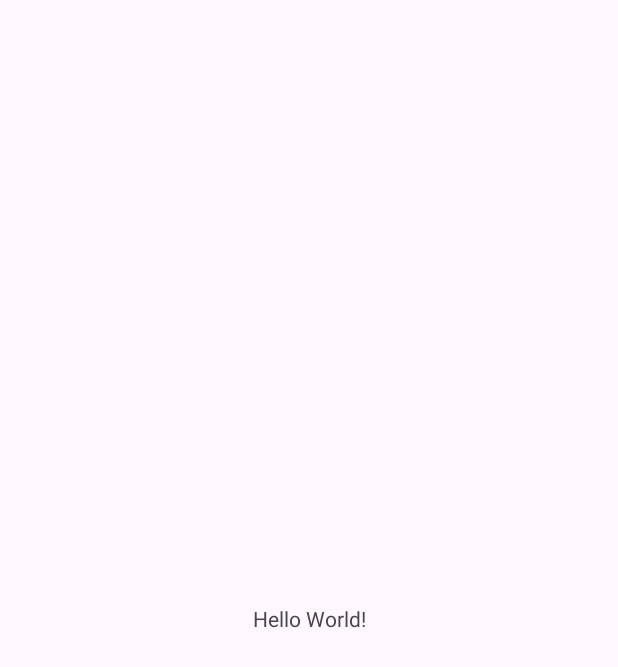
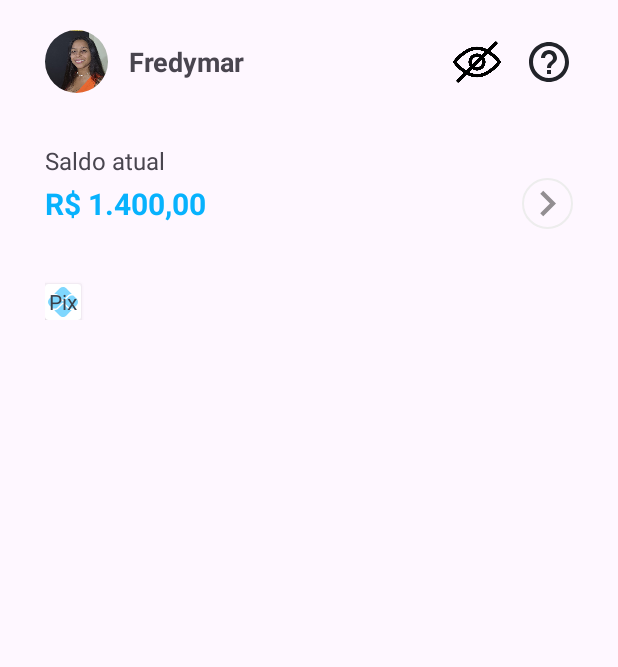
Before and after one commit to FredymarLeon/DESAFIO-EXTRA-KOTLIN-PARA-ANDROID, an Android app: the screen it shows after launch (MainActivity), on a phone screen of 412 x 824 dp. Before the commit the part shown is almost empty. Shown: the top 667 px of the screen. Run offline under Robolectric (Android 15) with nearby library versions, the phone set to English and light mode, and no system bars.

Commit message:
Implementação de navigation: importação de deoendencias, nav_graph.xml, FragmentContainerView na activity_main.xml.
Construção de layot home: foto de usuário, nome usuário, icones visivel/invisivel, icone ajuda, saldo atual.

```diff
--- a/app/src/main/java/com/fleon/clonedoaplicativodobancopan/fragments/HomeFragment.kt
+++ b/app/src/main/java/com/fleon/clonedoaplicativodobancopan/fragments/HomeFragment.kt
@@ -6,15 +6,11 @@ import android.view.LayoutInflater
 import android.view.View
 import android.view.ViewGroup
 import com.fleon.clonedoaplicativodobancopan.R
+import com.fleon.clonedoaplicativodobancopan.databinding.FragmentHomeBinding
 
-class HomeFragment : Fragment() {
+class HomeFragment : Fragment(R.layout.fragment_home) {
 
-    override fun onCreate(savedInstanceState: Bundle?) {
-        super.onCreate(savedInstanceState)
-        arguments?.let {
 
-        }
-    }
 
     override fun onCreateView(
         inflater: LayoutInflater, container: ViewGroup?,
--- a/app/src/main/res/drawable/baseline_disabled_visible_24.xml
+++ /dev/null
@@ -1,5 +0,0 @@
-<vector xmlns:android="http://schemas.android.com/apk/res/android" android:height="24dp" android:tint="#000000" android:viewportHeight="24" android:viewportWidth="24" android:width="24dp">
-
-    <path android:fillColor="@android:color/white" android:pathData="M21.99,12.34C22,12.23 22,12.11 22,12c0,-5.52 -4.48,-10 -10,-10S2,6.48 2,12c0,5.17 3.93,9.43 8.96,9.95c-0.93,-0.73 -1.72,-1.64 -2.32,-2.68C5.9,18 4,15.22 4,12c0,-1.85 0.63,-3.55 1.69,-4.9l5.66,5.66c0.56,-0.4 1.17,-0.73 1.82,-1L7.1,5.69C8.45,4.63 10.15,4 12,4c4.24,0 7.7,3.29 7.98,7.45C20.69,11.67 21.37,11.97 21.99,12.34zM17,13c-3.18,0 -5.9,1.87 -7,4.5c1.1,2.63 3.82,4.5 7,4.5s5.9,-1.87 7,-4.5C22.9,14.87 20.18,13 17,13zM17,20c-1.38,0 -2.5,-1.12 -2.5,-2.5c0,-1.38 1.12,-2.5 2.5,-2.5s2.5,1.12 2.5,2.5C19.5,18.88 18.38,20 17,20zM18.5,17.5c0,0.83 -0.67,1.5 -1.5,1.5s-1.5,-0.67 -1.5,-1.5c0,-0.83 0.67,-1.5 1.5,-1.5S18.5,16.67 18.5,17.5z"/>
-
-</vector>
--- a/app/src/main/res/drawable/baseline_help_outline_24.xml
+++ b/app/src/main/res/drawable/baseline_help_outline_24.xml
@@ -1,5 +1,5 @@
-<vector xmlns:android="http://schemas.android.com/apk/res/android" android:autoMirrored="true" android:height="24dp" android:tint="#000000" android:viewportHeight="24" android:viewportWidth="24" android:width="24dp">
+<vector xmlns:android="http://schemas.android.com/apk/res/android" android:autoMirrored="true" android:height="24dp" android:tint="#22242A" android:viewportHeight="24" android:viewportWidth="24" android:width="24dp">
 
-    <path android:fillColor="@android:color/white" android:pathData="M11,18h2v-2h-2v2zM12,2C6.48,2 2,6.48 2,12s4.48,10 10,10 10,-4.48 10,-10S17.52,2 12,2zM12,20c-4.41,0 -8,-3.59 -8,-8s3.59,-8 8,-8 8,3.59 8,8 -3.59,8 -8,8zM12,6c-2.21,0 -4,1.79 -4,4h2c0,-1.1 0.9,-2 2,-2s2,0.9 2,2c0,2 -3,1.75 -3,5h2c0,-2.25 3,-2.5 3,-5 0,-2.21 -1.79,-4 -4,-4z"/>
+    <path android:fillColor="@color/gray1" android:pathData="M11,18h2v-2h-2v2zM12,2C6.48,2 2,6.48 2,12s4.48,10 10,10 10,-4.48 10,-10S17.52,2 12,2zM12,20c-4.41,0 -8,-3.59 -8,-8s3.59,-8 8,-8 8,3.59 8,8 -3.59,8 -8,8zM12,6c-2.21,0 -4,1.79 -4,4h2c0,-1.1 0.9,-2 2,-2s2,0.9 2,2c0,2 -3,1.75 -3,5h2c0,-2.25 3,-2.5 3,-5 0,-2.21 -1.79,-4 -4,-4z"/>
 
 </vector>
--- /dev/null
+++ b/app/src/main/res/drawable/baseline_keyboard_arrow_right_24.xml
@@ -0,0 +1,5 @@
+<vector xmlns:android="http://schemas.android.com/apk/res/android" android:alpha="0.52" android:autoMirrored="true" android:height="24dp" android:tint="#2E2C2C" android:viewportHeight="24" android:viewportWidth="24" android:width="24dp">
+
+    <path android:fillColor="@android:color/white" android:pathData="M8.59,16.59L13.17,12 8.59,7.41 10,6l6,6 -6,6 -1.41,-1.41z"/>
+
+</vector>
--- a/app/src/main/res/drawable/baseline_reorder_24.xml
+++ b/app/src/main/res/drawable/baseline_reorder_24.xml
@@ -1,5 +1,5 @@
 <vector xmlns:android="http://schemas.android.com/apk/res/android" android:alpha="0.52" android:height="24dp" android:tint="#FFFFFF" android:viewportHeight="24" android:viewportWidth="24" android:width="24dp">
 
-    <path android:fillColor="@color/blue_app" android:pathData="M3,15h18v-2L3,13v2zM3,19h18v-2L3,17v2zM3,11h18L21,9L3,9v2zM3,5v2h18L21,5L3,5z"/>
+    <path android:fillColor="@color/blue_app1" android:pathData="M3,15h18v-2L3,13v2zM3,19h18v-2L3,17v2zM3,11h18L21,9L3,9v2zM3,5v2h18L21,5L3,5z"/>
 
 </vector>
--- /dev/null
+++ b/app/src/main/res/drawable/border_icon.xml
@@ -0,0 +1,6 @@
+<?xml version="1.0" encoding="utf-8"?>
+<shape android:shape="oval" xmlns:android="http://schemas.android.com/apk/res/android">
+    <stroke
+        android:width="1dp"
+        android:color="@color/light_gray2"/>
+</shape>
--- /dev/null
+++ b/app/src/main/res/drawable/custom_buttom.xml
@@ -0,0 +1,7 @@
+<?xml version="1.0" encoding="utf-8"?>
+<shape xmlns:android="http://schemas.android.com/apk/res/android">
+
+    <solid android:color="@color/gray1"/>
+
+    <corners android:radius="10dp"/>
+</shape>
--- a/app/src/main/res/layout/activity_main.xml
+++ b/app/src/main/res/layout/activity_main.xml
@@ -7,13 +7,16 @@
     android:layout_height="match_parent"
     tools:context=".MainActivity">
 
-    <TextView
-        android:layout_width="wrap_content"
-        android:layout_height="wrap_content"
-        android:text="Hello World!"
+    <androidx.fragment.app.FragmentContainerView
+        android:id="@+id/fragmentContainerView"
+        android:layout_width="0dp"
+        android:layout_height="0dp"
+        android:name="androidx.navigation.fragment.NavHostFragment"
+        app:defaultNavHost="true"
+        app:navGraph="@navigation/nav_graph"
+        app:layout_constraintTop_toTopOf="parent"
         app:layout_constraintBottom_toBottomOf="parent"
         app:layout_constraintEnd_toEndOf="parent"
-        app:layout_constraintStart_toStartOf="parent"
-        app:layout_constraintTop_toTopOf="parent" />
+        app:layout_constraintStart_toStartOf="parent"/>
 
 </androidx.constraintlayout.widget.ConstraintLayout>
--- a/app/src/main/res/layout/fragment_home.xml
+++ b/app/src/main/res/layout/fragment_home.xml
@@ -1,10 +1,11 @@
 <?xml version="1.0" encoding="utf-8"?>
 <ScrollView xmlns:android="http://schemas.android.com/apk/res/android"
+    xmlns:app="http://schemas.android.com/apk/res-auto"
     xmlns:tools="http://schemas.android.com/tools"
     android:layout_width="match_parent"
     android:layout_height="match_parent"
-    xmlns:app="http://schemas.android.com/apk/res-auto"
-    android:padding="20dp"
+    android:layout_marginTop="20dp"
+    android:layout_marginHorizontal="30dp"
     tools:context=".fragments.HomeFragment">
 
     <androidx.constraintlayout.widget.ConstraintLayout
@@ -13,25 +14,108 @@
 
         <com.google.android.material.imageview.ShapeableImageView
             android:id="@+id/ivClientPhoto"
-            android:layout_width="48dp"
-            android:layout_height="48dp"
+            android:layout_width="42dp"
+            android:layout_height="42dp"
             android:contentDescription="@string/contentDescriptionImageView"
-            app:shapeAppearanceOverlay="@style/roundedImageView"
+            android:scaleType="fitXY"
             android:src="@drawable/client_photo1"
-            android:scaleType="fitXY"
             app:layout_constraintStart_toStartOf="parent"
-            app:layout_constraintTop_toTopOf="parent" />
+            app:layout_constraintTop_toTopOf="parent"
+            app:shapeAppearanceOverlay="@style/roundedImageView" />
 
         <TextView
             android:id="@+id/tvClientName"
             android:layout_width="wrap_content"
             android:layout_height="wrap_content"
+            android:layout_marginStart="14dp"
             android:text="@string/client_name"
-            app:layout_constraintTop_toTopOf="@+id/ivClientPhoto"
+            android:textSize="18sp"
+            android:textStyle="bold"
             app:layout_constraintBottom_toBottomOf="@+id/ivClientPhoto"
             app:layout_constraintStart_toEndOf="@+id/ivClientPhoto"
-            />
+            app:layout_constraintTop_toTopOf="@+id/ivClientPhoto" />
 
+        <androidx.appcompat.widget.AppCompatImageView
+            android:id="@+id/ivVisibilityOff"
+            android:layout_width="32dp"
+            android:layout_height="32dp"
+            android:layout_marginEnd="16dp"
+            android:src="@drawable/ic_visibility_off"
+            android:scaleType="fitCenter"
+            app:layout_constraintBottom_toBottomOf="@+id/ivClientPhoto"
+            app:layout_constraintEnd_toStartOf="@id/ivHelpOutline"
+            app:layout_constraintTop_toTopOf="@+id/ivClientPhoto" />
+
+        <androidx.appcompat.widget.AppCompatImageView
+            android:id="@+id/ivHelpOutline"
+            android:layout_width="32dp"
+            android:layout_height="32dp"
+            android:layout_marginStart="16dp"
+            android:scaleType="fitCenter"
+            android:src="@drawable/baseline_help_outline_24"
+            app:layout_constraintBottom_toBottomOf="@+id/ivClientPhoto"
+            app:layout_constraintEnd_toEndOf="parent"
+
+            app:layout_constraintTop_toTopOf="@+id/ivClientPhoto" />
+
+        <TextView
+            android:id="@+id/tvCurrentBalance"
+            android:layout_width="wrap_content"
+            android:layout_height="wrap_content"
+            android:layout_marginTop="34dp"
+            android:text="@string/current_balance"
+            android:textSize="16sp"
+            android:textStyle="normal"
+            app:layout_constraintStart_toStartOf="parent"
+            app:layout_constraintTop_toBottomOf="@+id/ivClientPhoto" />
+
+        <TextView
+            android:id="@+id/tvCurrentBalanceNumber"
+            android:layout_width="wrap_content"
+            android:layout_height="wrap_content"
+            android:text="@string/current_balance_number"
+            android:textColor="@color/blue_app1"
+            android:textSize="20sp"
+            android:textStyle="bold"
+            android:layout_marginTop="4dp"
+            app:layout_constraintStart_toStartOf="parent"
+            app:layout_constraintTop_toBottomOf="@+id/tvCurrentBalance" />
+
+        <androidx.appcompat.widget.AppCompatImageView
+            android:layout_width="34dp"
+            android:layout_height="34dp"
+            android:background="@drawable/border_icon"
+            app:layout_constraintBottom_toBottomOf="@+id/tvCurrentBalanceNumber"
+            app:layout_constraintEnd_toEndOf="parent"
+            app:layout_constraintTop_toTopOf="@+id/tvCurrentBalanceNumber"
+            app:srcCompat="@drawable/baseline_keyboard_arrow_right_24" />
+
+        <androidx.cardview.widget.CardView
+            android:layout_width="wrap_content"
+            android:layout_height="wrap_content"
+            android:layout_marginTop="40dp"
+            app:layout_constraintStart_toStartOf="parent"
+            app:layout_constraintTop_toBottomOf="@+id/tvCurrentBalanceNumber">
+
+            <ImageView
+                android:id="@+id/ivPix"
+                android:layout_width="24dp"
+                android:layout_height="24dp"
+                android:layout_gravity="start"
+                android:src="@drawable/baseline_pix_24"
+                android:scaleType="fitCenter"
+                android:contentDescription="@string/icon_pix"
+                app:tint="@color/blue_app1"/>
+
+            <TextView
+                android:layout_width="wrap_content"
+                android:layout_height="wrap_content"
+                android:text="Pix"
+                android:textColor="@color/gray1"
+                android:layout_gravity="center" />
+
+        </androidx.cardview.widget.CardView>
     </androidx.constraintlayout.widget.ConstraintLayout>
 
+
 </ScrollView>
--- /dev/null
+++ b/app/src/main/res/navigation/nav_graph.xml
@@ -0,0 +1,35 @@
+<?xml version="1.0" encoding="utf-8"?>
+<navigation xmlns:android="http://schemas.android.com/apk/res/android"
+    xmlns:app="http://schemas.android.com/apk/res-auto"
+    android:id="@+id/nav_graph"
+    app:startDestination="@id/homeFragment">
+
+    <fragment
+        android:id="@+id/homeFragment"
+        android:name="com.fleon.clonedoaplicativodobancopan.fragments.HomeFragment"
+        android:label="fragment_home">
+        <action
+            android:id="@+id/action_homeFragment_to_cardFragment"
+            app:destination="@id/cardFragment" />
+        <action
+            android:id="@+id/action_homeFragment_to_investmentsFragment"
+            app:destination="@id/investmentsFragment" />
+    </fragment>
+
+    <fragment
+        android:id="@+id/cardFragment"
+        android:name="com.fleon.clonedoaplicativodobancopan.fragments.CardFragment"
+        android:label="fragment_card">
+        <action
+            android:id="@+id/action_cardFragment_to_homeFragment"
+            app:destination="@id/homeFragment" />
+    </fragment>
+    <fragment
+        android:id="@+id/investmentsFragment"
+        android:name="com.fleon.clonedoaplicativodobancopan.fragments.InvestmentsFragment"
+        android:label="fragment_investments">
+        <action
+            android:id="@+id/action_investmentsFragment_to_homeFragment"
+            app:destination="@id/homeFragment" />
+    </fragment>
+</navigation>
--- a/app/src/main/res/values/colors.xml
+++ b/app/src/main/res/values/colors.xml
@@ -2,6 +2,10 @@
 <resources>
     <color name="black">#FF000000</color>
     <color name="white">#FFFFFFFF</color>
-    <color name="gray_cards">#F2F1F6</color>
-    <color name="blue_app">#2AB2FA</color>
+    <color name="light_gray1">#F2F1F6</color>
+    <color name="light_gray2">#EDEDED</color>
+    <color name="gray1">#3A404A</color>
+    <color name="gray2">#767474</color>
+    <color name="blue_app1">#07B2FD</color>
+    <color name="blue_app2">#0899D8</color>
 </resources>
--- a/app/src/main/res/values/strings.xml
+++ b/app/src/main/res/values/strings.xml
@@ -3,4 +3,8 @@
     <string name="hello_blank_fragment">Hello blank fragment</string>
     <string name="client_name">Fredymar</string>
     <string name="contentDescriptionImageView">Foto do cliente</string>
+    <string name="current_balance">Saldo atual</string>
+    <string name="current_balance_number">R$ 1.400,00</string>
+    <string name="pix">Pix</string>
+    <string name="icon_pix">Icone de pix</string>
 </resources>
--- a/gradle/libs.versions.toml
+++ b/gradle/libs.versions.toml
@@ -9,6 +9,8 @@ appcompat = "1.7.0"
 material = "1.12.0"
 activity = "1.9.3"
 constraintlayout = "2.2.0"
+navigationFragmentKtx = "2.8.4"
+navigationUiKtx = "2.8.4"
 
 [libraries]
 androidx-core-ktx = { group = "androidx.core", name = "core-ktx", version.ref = "coreKtx" }
@@ -19,6 +21,8 @@ androidx-appcompat = { group = "androidx.appcompat", name = "appcompat", version
 material = { group = "com.google.android.material", name = "material", version.ref = "material" }
 androidx-activity = { group = "androidx.activity", name = "activity", version.ref = "activity" }
 androidx-constraintlayout = { group = "androidx.constraintlayout", name = "constraintlayout", version.ref = "constraintlayout" }
+androidx-navigation-fragment-ktx = { group = "androidx.navigation", name = "navigation-fragment-ktx", version.ref = "navigationFragmentKtx" }
+androidx-navigation-ui-ktx = { group = "androidx.navigation", name = "navigation-ui-ktx", version.ref = "navigationUiKtx" }
 
 [plugins]
 android-application = { id = "com.android.application", version.ref = "agp" }
```
Also changed, not shown: app/build.gradle.kts (+8 -1 lines), app/src/main/res/drawable/ic_visibility_off.png (added).
